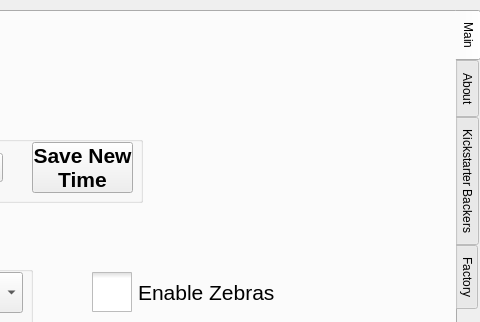
Before: the Qt Designer form src/utilwindow.ui in krontech/chronos-cam-app, drawn with Qt 5; both pictures show x 320 to 800 and y 0 to 322 of the 800 by 480 pixel window.
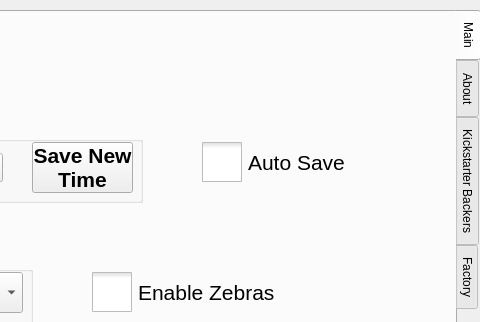
After: the same form once the commit is applied. Custom widgets are drawn as their Qt base class.

What changed in the file:
```diff
--- a/src/utilwindow.ui
+++ b/src/utilwindow.ui
@@ -367,6 +367,33 @@
       </property>
      </widget>
     </widget>
+    <widget class="QCheckBox" name="chkAutoSave">
+     <property name="geometry">
+      <rect>
+       <x>510</x>
+       <y>130</y>
+       <width>151</width>
+       <height>41</height>
+      </rect>
+     </property>
+     <property name="font">
+      <font>
+       <pointsize>16</pointsize>
+      </font>
+     </property>
+     <property name="styleSheet">
+      <string notr="true">QCheckBox::indicator {
+     width: 40px;
+     height: 40px;
+}</string>
+     </property>
+     <property name="text">
+      <string>Auto Save</string>
+     </property>
+     <property name="tristate">
+      <bool>false</bool>
+     </property>
+    </widget>
    </widget>
    <widget class="QWidget" name="tabAbout">
     <attribute name="title">
```
